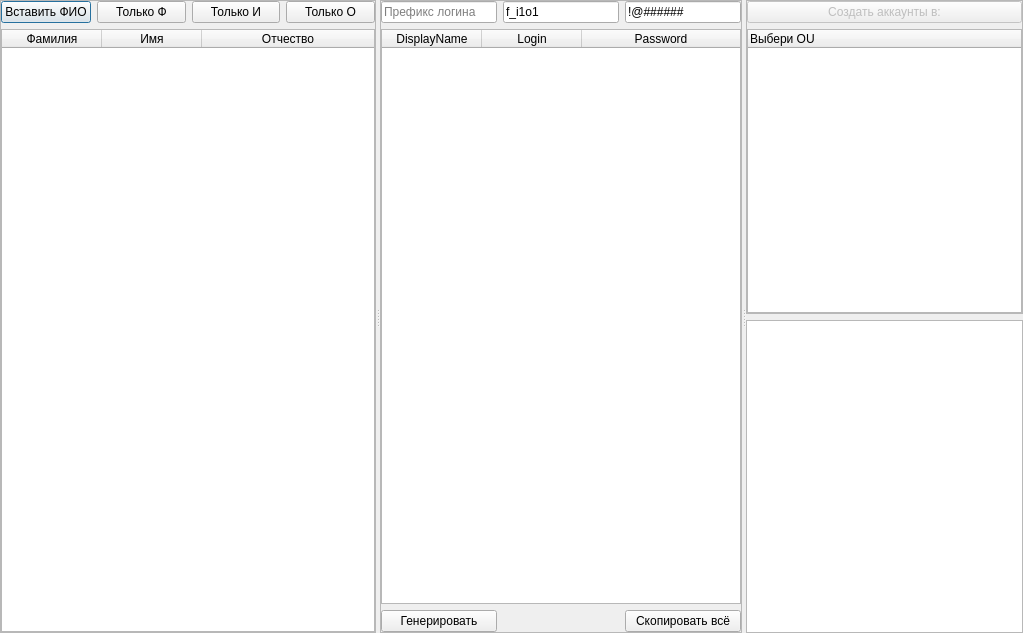
First picture: the form in ui_files/main.ui, repository qiwichupa/RussianFIO2AD, before the edit.
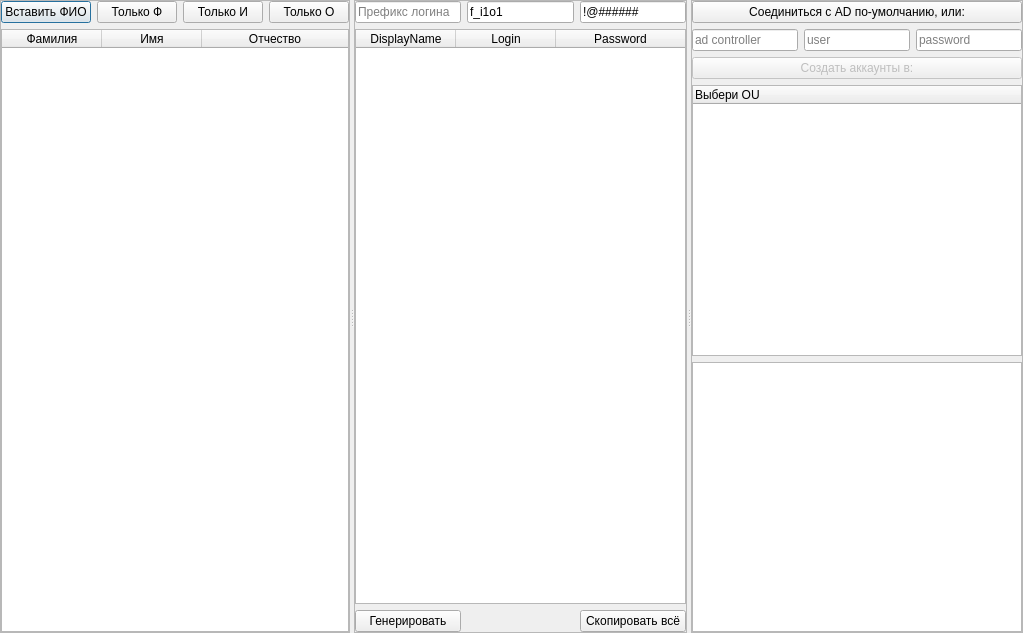
Second picture: the form after the edit.

```diff
--- a/ui_files/main.ui
+++ b/ui_files/main.ui
@@ -100,7 +100,7 @@
              <bool>true</bool>
             </attribute>
             <attribute name="verticalHeaderDefaultSectionSize">
-             <number>16</number>
+             <number>21</number>
             </attribute>
             <attribute name="verticalHeaderMinimumSectionSize">
              <number>16</number>
@@ -180,7 +180,7 @@
              <bool>true</bool>
             </attribute>
             <attribute name="verticalHeaderDefaultSectionSize">
-             <number>16</number>
+             <number>21</number>
             </attribute>
             <attribute name="verticalHeaderMinimumSectionSize">
              <number>16</number>
@@ -253,7 +253,7 @@
      </widget>
      <widget class="QWidget" name="gridLayoutWidget_3">
       <layout class="QGridLayout" name="gridAD">
-       <item row="0" column="0">
+       <item row="2" column="3">
         <widget class="QFrame" name="frame_3">
          <property name="frameShape">
           <enum>QFrame::StyledPanel</enum>
@@ -274,7 +274,14 @@
           <property name="bottomMargin">
            <number>0</number>
           </property>
-          <item row="1" column="1">
+          <item row="1" column="2">
+           <widget class="QLineEdit" name="adPassword">
+            <property name="placeholderText">
+             <string>password</string>
+            </property>
+           </widget>
+          </item>
+          <item row="3" column="0" colspan="3">
            <widget class="QTreeWidget" name="adTree">
             <column>
              <property name="text">
@@ -283,7 +290,21 @@
             </column>
            </widget>
           </item>
-          <item row="0" column="1">
+          <item row="1" column="1">
+           <widget class="QLineEdit" name="adUser">
+            <property name="placeholderText">
+             <string>user</string>
+            </property>
+           </widget>
+          </item>
+          <item row="0" column="0" colspan="3">
+           <widget class="QPushButton" name="connectToAD">
+            <property name="text">
+             <string>Соединиться с AD по-умолчанию, или:</string>
+            </property>
+           </widget>
+          </item>
+          <item row="2" column="0" colspan="3">
            <widget class="QPushButton" name="createAccounts">
             <property name="enabled">
              <bool>false</bool>
@@ -293,16 +314,23 @@
             </property>
            </widget>
           </item>
+          <item row="1" column="0">
+           <widget class="QLineEdit" name="adServer">
+            <property name="placeholderText">
+             <string>ad controller</string>
+            </property>
+           </widget>
+          </item>
+          <item row="4" column="0" colspan="3">
+           <widget class="QTextBrowser" name="logBrowser">
+            <property name="lineWrapMode">
+             <enum>QTextEdit::NoWrap</enum>
+            </property>
+           </widget>
+          </item>
          </layout>
         </widget>
        </item>
-       <item row="1" column="0">
-        <widget class="QTextBrowser" name="logBrowser">
-         <property name="lineWrapMode">
-          <enum>QTextEdit::NoWrap</enum>
-         </property>
-        </widget>
-       </item>
       </layout>
      </widget>
     </widget>
```
